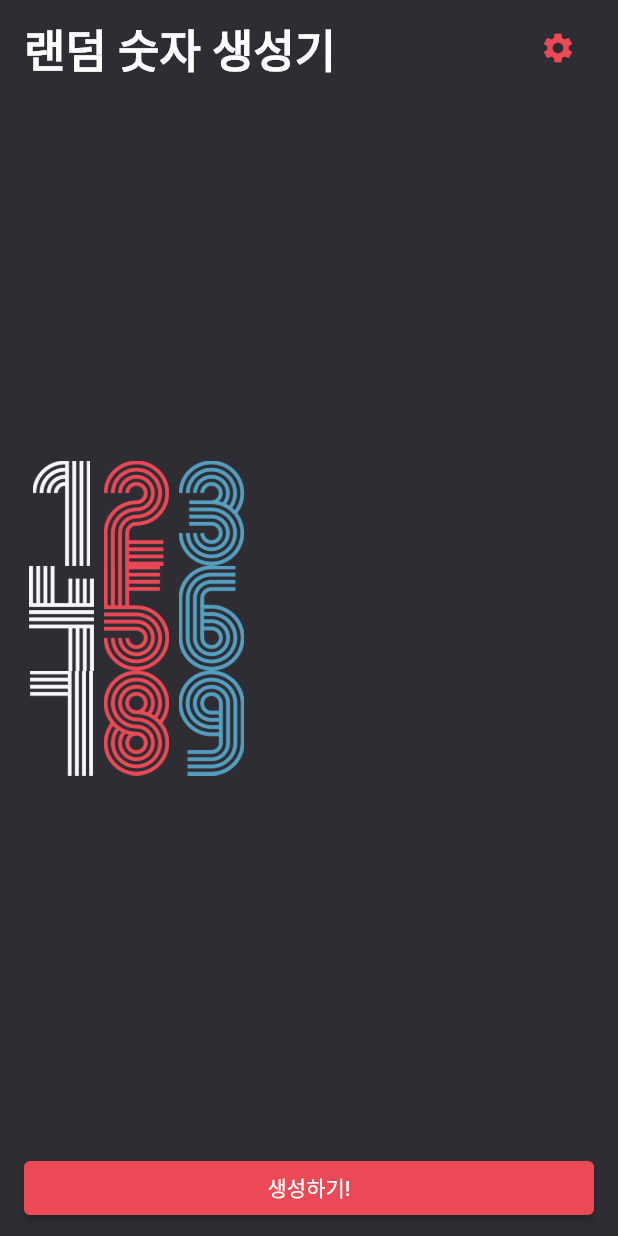
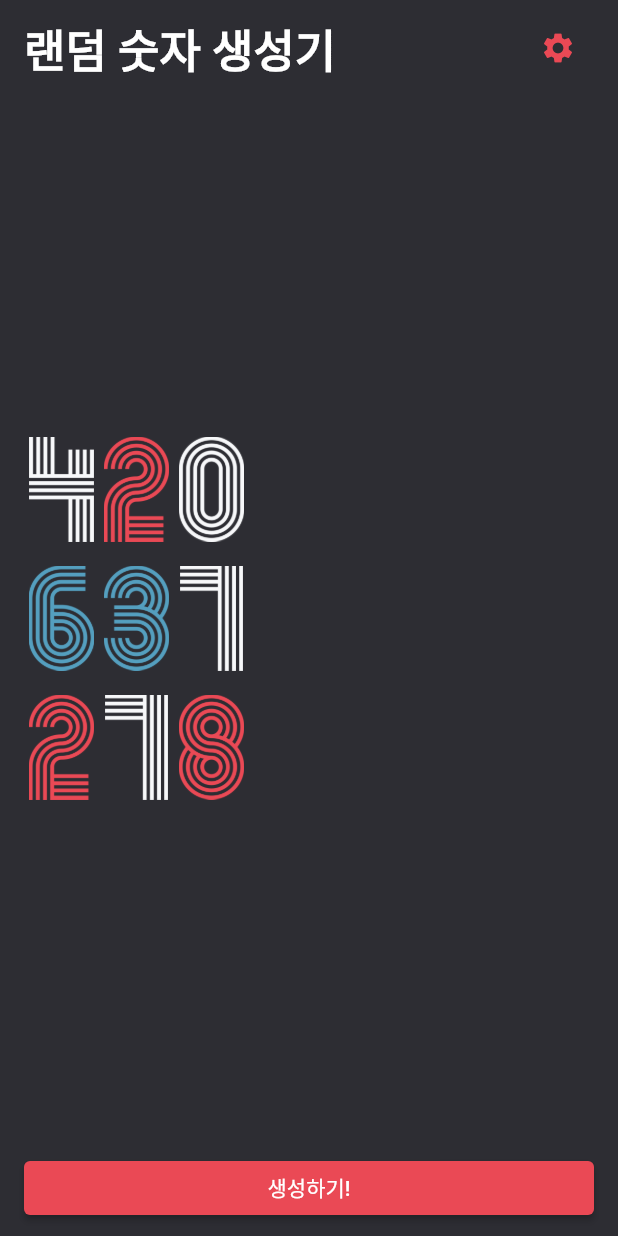
Before and after one commit to rookedsysc/Flutter-Study, a Flutter app: the screen it shows after launch, after a tap on "생성하기!", on a phone screen of 412 x 824 dp. Run offline on Flutter 3.47's test engine with Material 2 defaults, Android fonts, the phone set to English and light mode, and no system bars; our stand-ins replace webview_flutter.

Commit message:
난수 생성해서 List에 넣어줌

```diff
--- a/flutterProject/random_number_generator/lib/screen/home_screen.dart
+++ b/flutterProject/random_number_generator/lib/screen/home_screen.dart
@@ -1,3 +1,4 @@
+import 'dart:math';
 import 'package:flutter/material.dart';
 import 'package:random_number_generator/contant/color.dart';
 
@@ -9,6 +10,8 @@ class HomeScreen extends StatefulWidget {
 }
 
 class _HomeScreenState extends State<HomeScreen> {
+  List<int> randomNumbers = [123, 456, 789];
+
   @override
   Widget build(BuildContext context) {
     return Scaffold(
@@ -47,14 +50,17 @@ class _HomeScreenState extends State<HomeScreen> {
               child: Column(
                   // 가운데 부분의 숫자가 남은 공간 전부를 차지함.
                   mainAxisAlignment: MainAxisAlignment.center,
-                  children: [
-                    123,
-                    456,
-                    789,
-                  ]
+                  children: randomNumbers
+                      .asMap()
+                      .entries // List > asMap 형식으로 변경하면 Key(index 번호): Value(원래 있던 값)으로 바뀜.
                       .map(
-                        (x) => Row(
+                        (x) => Padding(
+                          padding:
+                              EdgeInsets.only(bottom: x.key == 2 ? 0 : 16.0),
+                          // Index(x.key)가 2라면 0을 넣고 아니라면 16.0을 넣어라.
+                          child: Row(
                             children: x
+                                .value // Map 형태로 변경해줬기 때문에 Map(index number: value)에서 value 값만 따옴.
                                 .toString()
                                 .split('')
                                 .map(
@@ -66,6 +72,7 @@ class _HomeScreenState extends State<HomeScreen> {
                                 )
                                 .toList(),
                           ),
+                        ),
                       )
                       .toList()),
             ),
@@ -76,7 +83,21 @@ class _HomeScreenState extends State<HomeScreen> {
                 style: ElevatedButton.styleFrom(
                   primary: redColor, // 활성화 됐을 때의 색상
                 ),
-                onPressed: () {},
+                onPressed: () {
+                  // 버튼을 누를 때마다 1000이하의 숫자 3개를 리스트로 생성해줌.
+                  final rand = Random();
+                  final List<int> newNumbers = [];
+                  for (int i = 0; i < 3; i++) {
+                    final number = rand.nextInt(1000); // nextInt(1000) > 최대값.
+                    newNumbers.add(number);
+                  }
+
+                  // 값이 바뀔 때마다 setState가 실행되면서 randomNumbers에 난수 넣어주고 rebuilding됨.
+                  setState(() {
+                    randomNumbers = newNumbers;
+                    print(randomNumbers);
+                  });
+                },
                 child: Text('생성하기!'),
               ),
             )
```
Lines whose indentation alone changed are shown as unchanged.
